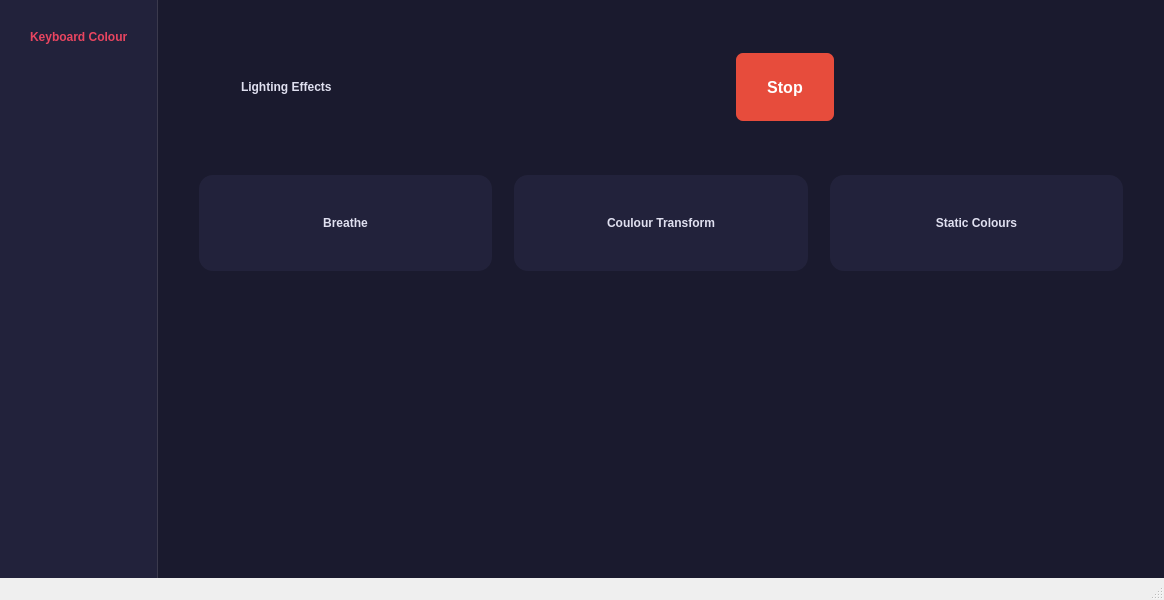
The window that KeyboardColor GUI/keyboardcoulour.ui (DeviceIoControl/CppKeyboardColour) describes before a commit, drawn with Qt 5.
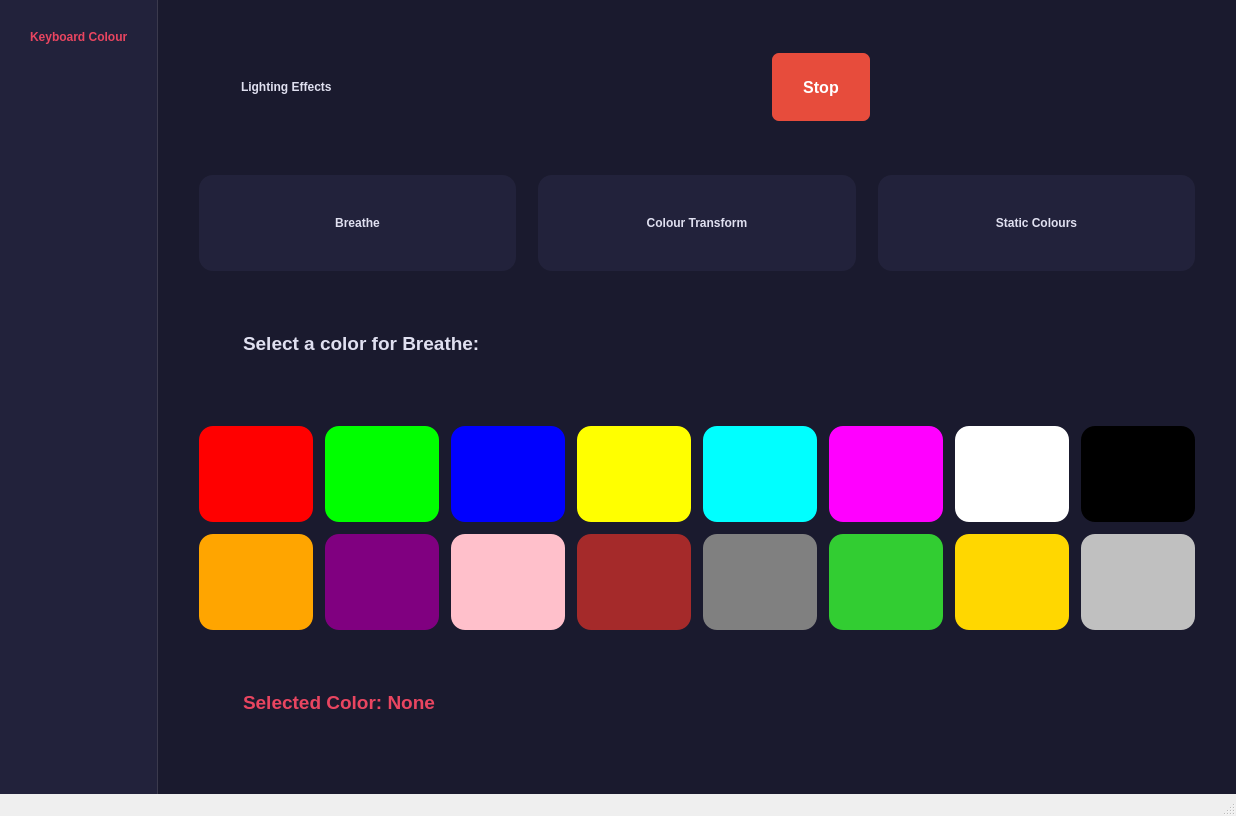
The same window after the commit.

Commit message: feat: colour selection added

```diff
--- a/KeyboardColor GUI/keyboardcoulour.ui
+++ b/KeyboardColor GUI/keyboardcoulour.ui
@@ -17,56 +17,83 @@
    <string notr="true">
    /* Variables de style */
    QWidget#centralwidget {
-       background-color: #1a1a2e;
-       color: #e0e0f0;
+        background-color: #1a1a2e;
+        color: #e0e0f0;
    }
    
    /* Styles des boutons d'animation (cartes) */
    QPushButton {
-       background-color: #22223b;
-       border: 2px solid transparent;
-       border-radius: 15px;
-       padding: 30px;
-       color: #e0e0f0;
-       font-family: 'Verdana';
-       font-weight: 600;
-       text-align: center;
+        background-color: #22223b;
+        border: 2px solid transparent;
+        border-radius: 15px;
+        padding: 30px;
+        color: #e0e0f0;
+        font-family: 'Verdana';
+        font-weight: 600;
+        text-align: center;
    }
    QPushButton:hover {
        border: 2px solid #e94560;
    }
    QPushButton:checked {
-       border: 2px solid #007bff;
+        border: 2px solid #007bff;
    }
    
    /* Styles des boutons d'action */
    QPushButton#runPushButton {
-       background-color: #2ecc71;
-       color: white;
-       font-size: 16px;
-       border-radius: 8px;
-       padding: 10px 20px;
+        background-color: #2ecc71;
+        color: white;
+        font-size: 16px;
+        border-radius: 8px;
+        padding: 10px 20px;
    }
    QPushButton#stopPushButton {
-       background-color: #e74c3c;
-       color: white;
-       font-size: 16px;
-       border-radius: 8px;
-       padding: 10px 20px;
+        background-color: #e74c3c;
+        color: white;
+        font-size: 16px;
+        border-radius: 8px;
+        padding: 10px 20px;
    }
 
    /* Style du QLabel (titre) */
    QLabel {
-       font: 24pt &quot;Verdana&quot;;
-       font-weight: 600;
-       color: #e94560;
+        font: 24pt &quot;Verdana&quot;;
+        font-weight: 600;
+        color: #e94560;
    }
    
    /* Style de la barre latérale */
    QWidget#sidebar {
-       background-color: #22223b;
-       border-right: 1px solid #3b3a4d;
+        background-color: #22223b;
+        border-right: 1px solid #3b3a4d;
    }
+
+   /* Style des boutons de couleur */
+   .colorButton {
+       min-width: 50px;
+       min-height: 50px;
+       max-width: 50px;
+       max-height: 50px;
+       border-radius: 25px;
+       padding: 0;
+   }
+   /* Styles des couleurs individuelles */
+   QPushButton#redPushButton { background-color: rgb(255, 0, 0); }
+   QPushButton#greenPushButton { background-color: rgb(0, 255, 0); }
+   QPushButton#bluePushButton { background-color: rgb(0, 0, 255); }
+   QPushButton#yellowPushButton { background-color: rgb(255, 255, 0); }
+   QPushButton#cyanPushButton { background-color: rgb(0, 255, 255); }
+   QPushButton#magentaPushButton { background-color: rgb(255, 0, 255); }
+   QPushButton#whitePushButton { background-color: rgb(255, 255, 255); }
+   QPushButton#blackPushButton { background-color: rgb(0, 0, 0); }
+   QPushButton#orangePushButton { background-color: rgb(255, 165, 0); }
+   QPushButton#purplePushButton { background-color: rgb(128, 0, 128); }
+   QPushButton#pinkPushButton { background-color: rgb(255, 192, 203); }
+   QPushButton#brownPushButton { background-color: rgb(165, 42, 42); }
+   QPushButton#grayPushButton { background-color: rgb(128, 128, 128); }
+   QPushButton#limePushButton { background-color: rgb(50, 205, 50); }
+   QPushButton#goldPushButton { background-color: rgb(255, 215, 0); }
+   QPushButton#silverPushButton { background-color: rgb(192, 192, 192); }
    </string>
   </property>
   <widget class="QWidget" name="centralwidget">
@@ -218,7 +245,7 @@
          <item row="0" column="1">
           <widget class="QPushButton" name="colourTfPushButton">
            <property name="text">
-            <string>Coulour Transform</string>
+            <string>Colour Transform</string>
            </property>
           </widget>
          </item>
@@ -229,6 +256,81 @@
            </property>
           </widget>
          </item>
+         <item row="1" column="0" colspan="3">
+             <widget class="QLabel" name="selectColorLabel">
+                 <property name="text">
+                     <string>Select a color for Breathe:</string>
+                 </property>
+                 <property name="styleSheet">
+                     <string notr="true">font-size: 14pt; color: #e0e0f0; margin-bottom: 10px;</string>
+                 </property>
+             </widget>
+         </item>
+         <item row="2" column="0" colspan="3">
+            <layout class="QGridLayout" name="colorButtonsGrid">
+                 <property name="spacing">
+                    <number>10</number>
+                 </property>
+                 <item row="0" column="0">
+                    <widget class="QPushButton" name="redPushButton"/>
+                 </item>
+                 <item row="0" column="1">
+                    <widget class="QPushButton" name="greenPushButton"/>
+                 </item>
+                 <item row="0" column="2">
+                    <widget class="QPushButton" name="bluePushButton"/>
+                 </item>
+                 <item row="0" column="3">
+                    <widget class="QPushButton" name="yellowPushButton"/>
+                 </item>
+                 <item row="0" column="4">
+                    <widget class="QPushButton" name="cyanPushButton"/>
+                 </item>
+                 <item row="0" column="5">
+                    <widget class="QPushButton" name="magentaPushButton"/>
+                 </item>
+                 <item row="0" column="6">
+                    <widget class="QPushButton" name="whitePushButton"/>
+                 </item>
+                 <item row="0" column="7">
+                    <widget class="QPushButton" name="blackPushButton"/>
+                 </item>
+                 <item row="1" column="0">
+                    <widget class="QPushButton" name="orangePushButton"/>
+                 </item>
+                 <item row="1" column="1">
+                    <widget class="QPushButton" name="purplePushButton"/>
+                 </item>
+                 <item row="1" column="2">
+                    <widget class="QPushButton" name="pinkPushButton"/>
+                 </item>
+                 <item row="1" column="3">
+                    <widget class="QPushButton" name="brownPushButton"/>
+                 </item>
+                 <item row="1" column="4">
+                    <widget class="QPushButton" name="grayPushButton"/>
+                 </item>
+                 <item row="1" column="5">
+                    <widget class="QPushButton" name="limePushButton"/>
+                 </item>
+                 <item row="1" column="6">
+                    <widget class="QPushButton" name="goldPushButton"/>
+                 </item>
+                 <item row="1" column="7">
+                    <widget class="QPushButton" name="silverPushButton"/>
+                 </item>
+            </layout>
+         </item>
+         <item row="3" column="0" colspan="3">
+            <widget class="QLabel" name="selectedColorLabel">
+                <property name="text">
+                    <string>Selected Color: None</string>
+                </property>
+                <property name="styleSheet">
+                    <string notr="true">font-size: 14pt; color: #e94560;</string>
+                </property>
+            </widget>
+         </item>
         </layout>
        </item>
        <item>
```
Left out of the diff: 16 changed lines with no effect on the pictures. The commit also changes 1386 other files.
